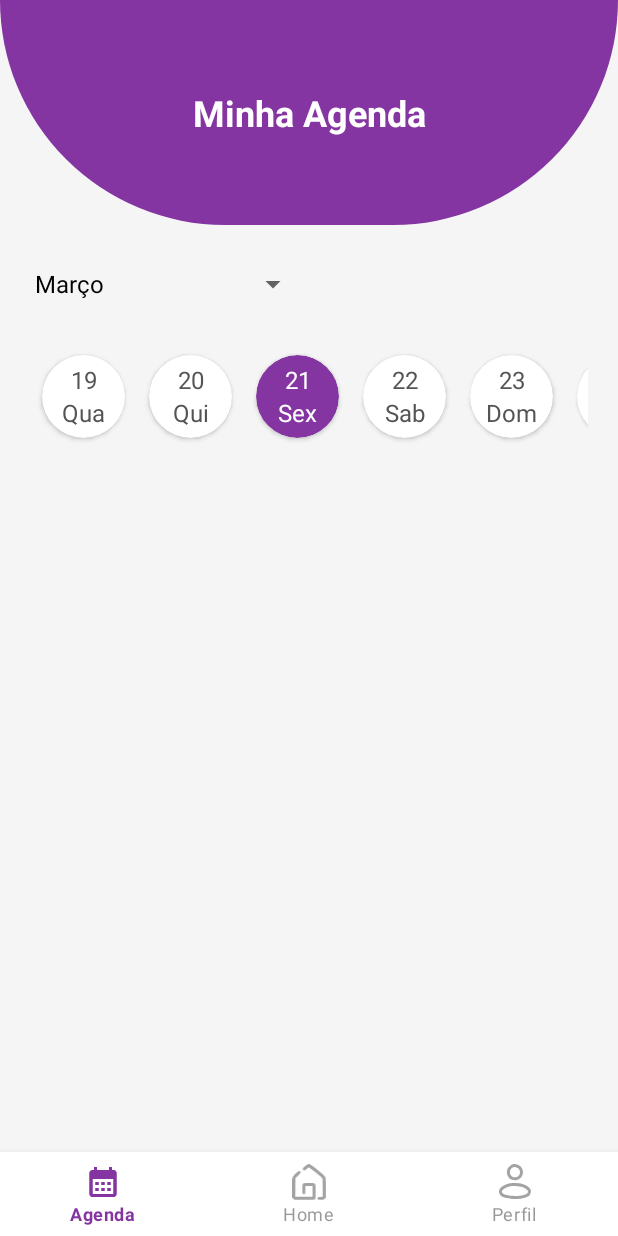
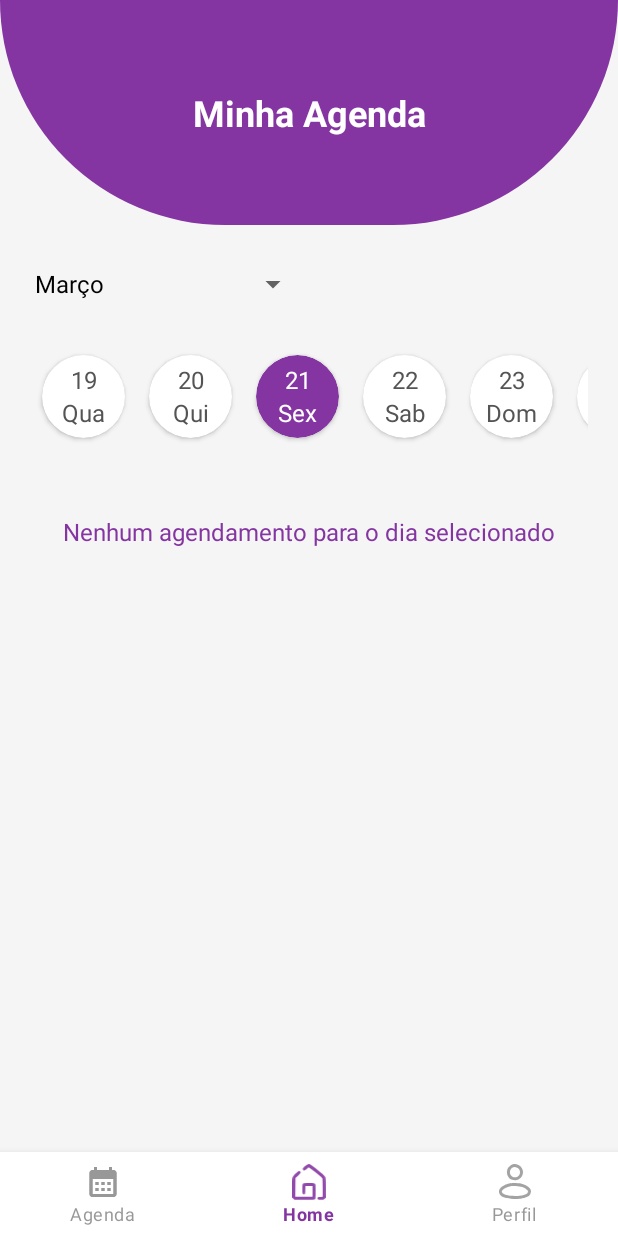
Before and after one commit to nahsumida/Travely, an Android app: the fragment ScheduleFragment placed in its activity, on a phone screen of 412 x 824 dp. Run offline under Robolectric (Android 15) with nearby library versions, the phone set to English and light mode, and no system bars; our stand-ins replace Firebase (no records; nobody signed in at launch, a user with empty details on screens opened directly); Roboto replaces fonts that are not available here.

Commit message:
refactor:agenda 4.0

```diff
--- a/travely/app/src/main/java/com/isabellatressino/travely/MainScreenActivity.kt
+++ b/travely/app/src/main/java/com/isabellatressino/travely/MainScreenActivity.kt
@@ -16,6 +16,9 @@ class MainScreenActivity : AppCompatActivity() {
     override fun onCreate(savedInstanceState: Bundle?) {
         super.onCreate(savedInstanceState)
         setContentView(binding.root)
+
+        loadFragment(HomeFragment())
+        binding.bottomNavigation.selectedItemId = R.id.navigation_home
 
         binding.bottomNavigation.setOnItemSelectedListener { item ->
             when (item.itemId) {
@@ -38,8 +41,6 @@ class MainScreenActivity : AppCompatActivity() {
             }
         }
 
-        loadFragment(HomeFragment())
-
     }
 
     private fun loadFragment(fragment: Fragment) {
--- a/travely/app/src/main/java/com/isabellatressino/travely/adapters/DaysAdapter.kt
+++ b/travely/app/src/main/java/com/isabellatressino/travely/adapters/DaysAdapter.kt
@@ -10,7 +10,7 @@ import androidx.recyclerview.widget.RecyclerView
 import com.isabellatressino.travely.R
 
 class DaysAdapter(
-    private var days: List<Pair<Int, String>>,  // Mudamos para uma lista de pares (Int, String)
+    private var days: List<Pair<Int, String>>,
     private val onDaySelected: (Int) -> Unit
 ) : RecyclerView.Adapter<DaysAdapter.DayViewHolder>() {
 
@@ -31,10 +31,9 @@ class DaysAdapter(
     override fun onBindViewHolder(holder: DayViewHolder, position: Int) {
         val (day, dayOfWeek) = days[position]  // Desestruturando o par (dia, dia da semana)
 
-        holder.txtDay.text = day.toString()  // Exibe o número do dia
-        holder.txtDayOfWeek.text = dayOfWeek  // Exibe o nome do dia da semana (Seg, Ter, etc.)
+        holder.txtDay.text = day.toString()
+        holder.txtDayOfWeek.text = dayOfWeek
 
-        // Verifica se é o dia selecionado e altera a aparência
         if (day == selectedDay) {
             holder.cardView.setCardBackgroundColor(
                 ContextCompat.getColor(holder.itemView.context, R.color.primaryColor)
--- a/travely/app/src/main/java/com/isabellatressino/travely/dao/ScheduleDao.kt
+++ b/travely/app/src/main/java/com/isabellatressino/travely/dao/ScheduleDao.kt
@@ -44,5 +44,4 @@ class ScheduleDao {
             }
     }
 
-
 }
--- a/travely/app/src/main/java/com/isabellatressino/travely/fragments/ScheduleFragment.kt
+++ b/travely/app/src/main/java/com/isabellatressino/travely/fragments/ScheduleFragment.kt
@@ -118,14 +118,13 @@ class ScheduleFragment : Fragment() {
 
         val today = Calendar.getInstance()
         val currentDay = today.get(Calendar.DAY_OF_MONTH)
-        val currentMonth = today.get(Calendar.MONTH) + 1 // Os meses começam do zero
+        val currentMonth = today.get(Calendar.MONTH) + 1
 
-        val daysToDisplay = mutableListOf<Pair<Int, String>>() // Para armazenar o dia do mês e o dia da semana
+        val daysToDisplay = mutableListOf<Pair<Int, String>>()
 
         if (selectedMonth == currentMonth) {
             selectedDay = currentDay
 
-            // Adiciona dias anteriores ao dia atual, se necessário
             when {
                 currentDay > 2 -> {
                     daysToDisplay.add(Pair(currentDay - 2, getDayOfWeek(currentDay - 2)))
@@ -137,23 +136,19 @@ class ScheduleFragment : Fragment() {
                 }
             }
 
-            // Adiciona os dias restantes a partir do dia atual até o final do mês
             val remainingDays = (currentDay..daysInMonth).toList()
             remainingDays.forEach { day ->
                 daysToDisplay.add(Pair(day, getDayOfWeek(day)))
             }
         } else {
-            // Se não for o mês atual, simplesmente carrega todos os dias do mês selecionado
             for (day in 1..daysInMonth) {
                 daysToDisplay.add(Pair(day, getDayOfWeek(day)))
             }
             selectedDay = 1
         }
 
-        // Atualiza os dias no adaptador, incluindo o dia da semana
         daysAdapter.updateDays(daysToDisplay)
 
-        // Seleciona o dia correto
         daysAdapter.selectDay(selectedDay)
         loadSchedules()
     }
@@ -176,8 +171,6 @@ class ScheduleFragment : Fragment() {
         }
     }
 
-
-
     private fun setupRecyclerViewSchedules() {
         scheduleAdapter = ScheduleAdapter(mutableListOf())
         binding.recyclerviewSchedules.layoutManager =
@@ -192,31 +185,16 @@ class ScheduleFragment : Fragment() {
             scheduleDao.getSchedulesByUser(
                 authID,
                 onSuccess = { schedules ->
-
-                    Log.d(
-                        "ScheduleDebug",
-                        "Mês selecionado: ${
-                            selectedMonth.toString().padStart(2, '0')
-                        } | Dia selecionado: ${selectedDay.toString().padStart(2, '0')}"
-                    )
-
                     val schedulesWithPlaces = mutableListOf<Map<String, Any>>()
 
                     schedules.forEach { schedule ->
                         val scheduleMonth = schedule.extractMonth(schedule.datetime)
                         val scheduleDay = schedule.extractDay(schedule.datetime)
 
-                        Log.d(
-                            "ScheduleDebug",
-                            "Mês da reserva: $scheduleMonth | Dia da reserva: $scheduleDay"
-                        )
-
                         if (scheduleMonth == selectedMonth.toString().padStart(2, '0') &&
                             scheduleDay == selectedDay.toString().padStart(2, '0')
                         ) {
-                            Log.d("ScheduleDebug", "Agendamento corresponde à data selecionada")
 
-                            // Buscar o lugar e associar à agenda
                             placeDao.getPlaceById(
                                 schedule.placeID,
                                 onSuccess = { place ->
@@ -229,14 +207,25 @@ class ScheduleFragment : Fragment() {
                                     schedulesWithPlaces.add(scheduleMap)
 
                                     scheduleAdapter.updateSchedules(schedulesWithPlaces)
+
+                                    binding.tvNoSchedules.visibility = View.GONE
                                 },
-                                onFailure = { Log.e("ScheduleDebug", "Erro ao buscar lugar") }
+                                onFailure = {
+                                    Log.e("ScheduleDebug", "Erro ao buscar lugar")
+                                }
                             )
                         }
+                    }
+
+                    if (schedulesWithPlaces.isEmpty()) {
+                        binding.textNoSchedules.visibility = View.VISIBLE
+                    } else {
+                        binding.textNoSchedules.visibility = View.GONE
                     }
                 },
                 onFailure = { exception ->
                     Log.e("ScheduleDebug", "Erro ao buscar agendamentos", exception)
+                    binding.textNoSchedules.visibility = View.VISIBLE
                 }
             )
         }
--- a/travely/app/src/main/res/layout/fragment_schedule.xml
+++ b/travely/app/src/main/res/layout/fragment_schedule.xml
@@ -13,6 +13,21 @@
         app:layout_constraintEnd_toEndOf="parent"
         app:layout_constraintStart_toStartOf="parent"
         app:layout_constraintTop_toTopOf="parent" />
+
+    <androidx.appcompat.widget.AppCompatTextView
+        android:id="@+id/text_no_schedules"
+        android:layout_width="0dp"
+        android:layout_height="wrap_content"
+        android:gravity="center"
+        android:text="Nenhum agendamento para o dia selecionado"
+        android:textColor="@color/primaryColor"
+        android:textSize="16sp"
+        android:visibility="gone"
+        app:layout_constraintBottom_toBottomOf="@+id/recyclerview_schedules"
+        app:layout_constraintEnd_toEndOf="@+id/recyclerview_schedules"
+        app:layout_constraintStart_toStartOf="@+id/recyclerview_schedules"
+        app:layout_constraintTop_toBottomOf="@+id/recyclerview_days"
+        app:layout_constraintVertical_bias=".1" />
 
     <TextView
         android:id="@+id/tvTitle"
--- a/travely/app/src/main/res/layout/recyclerview_days.xml
+++ b/travely/app/src/main/res/layout/recyclerview_days.xml
@@ -11,9 +11,9 @@
     <androidx.constraintlayout.widget.ConstraintLayout
         android:id="@+id/cardview_days"
         android:layout_width="match_parent"
-        android:padding="5dp"
         android:layout_height="wrap_content"
-        android:layout_gravity="center">
+        android:layout_gravity="center"
+        android:padding="5dp">
 
         <TextView
             android:id="@+id/tv_day"
```
Also changed, not shown: 1 other file.
